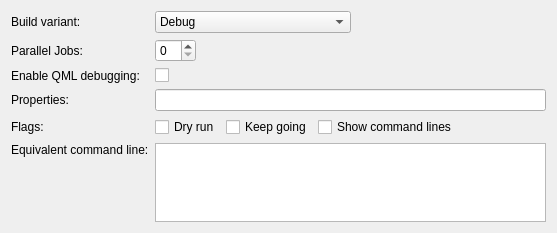
First picture: the form in src/plugins/qbsprojectmanager/qbsbuildstepconfigwidget.ui, repository qt-creator/qt-creator, before the edit.
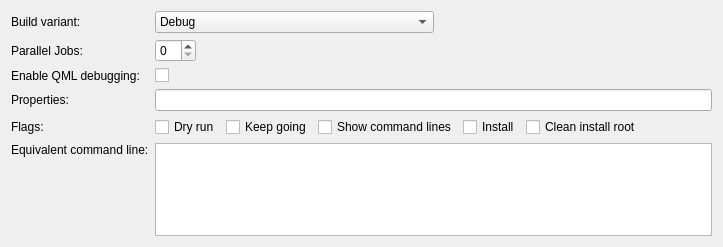
Second picture: the form after the edit. Icons and pictures are not drawn. Custom widgets are drawn as their Qt base class.

What changed in the file:
```diff
--- a/src/plugins/qbsprojectmanager/qbsbuildstepconfigwidget.ui
+++ b/src/plugins/qbsprojectmanager/qbsbuildstepconfigwidget.ui
@@ -6,8 +6,8 @@
    <rect>
     <x>0</x>
     <y>0</y>
-    <width>557</width>
-    <height>233</height>
+    <width>723</width>
+    <height>247</height>
    </rect>
   </property>
   <layout class="QFormLayout" name="formLayout">
@@ -187,6 +187,20 @@
        </property>
       </widget>
      </item>
+     <item>
+      <widget class="QCheckBox" name="installCheckBox">
+       <property name="text">
+        <string>Install</string>
+       </property>
+      </widget>
+     </item>
+     <item>
+      <widget class="QCheckBox" name="cleanInstallRootCheckBox">
+       <property name="text">
+        <string>Clean install root</string>
+       </property>
+      </widget>
+     </item>
      <item>
       <spacer name="checkBoxSpacer">
        <property name="orientation">
```
